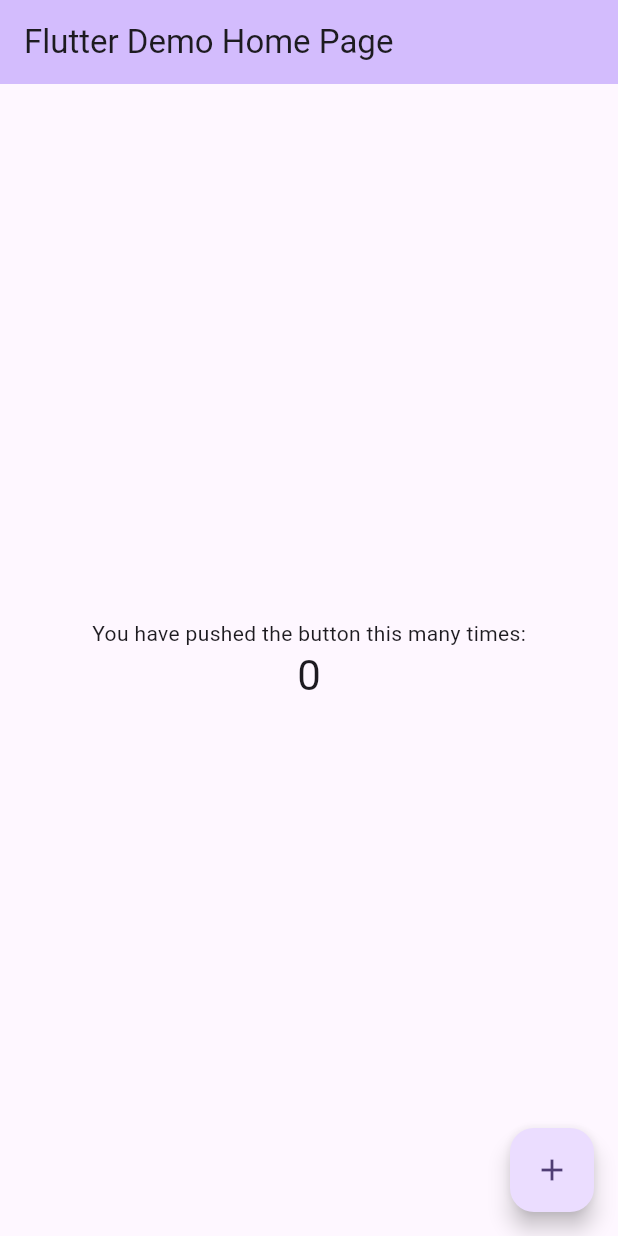
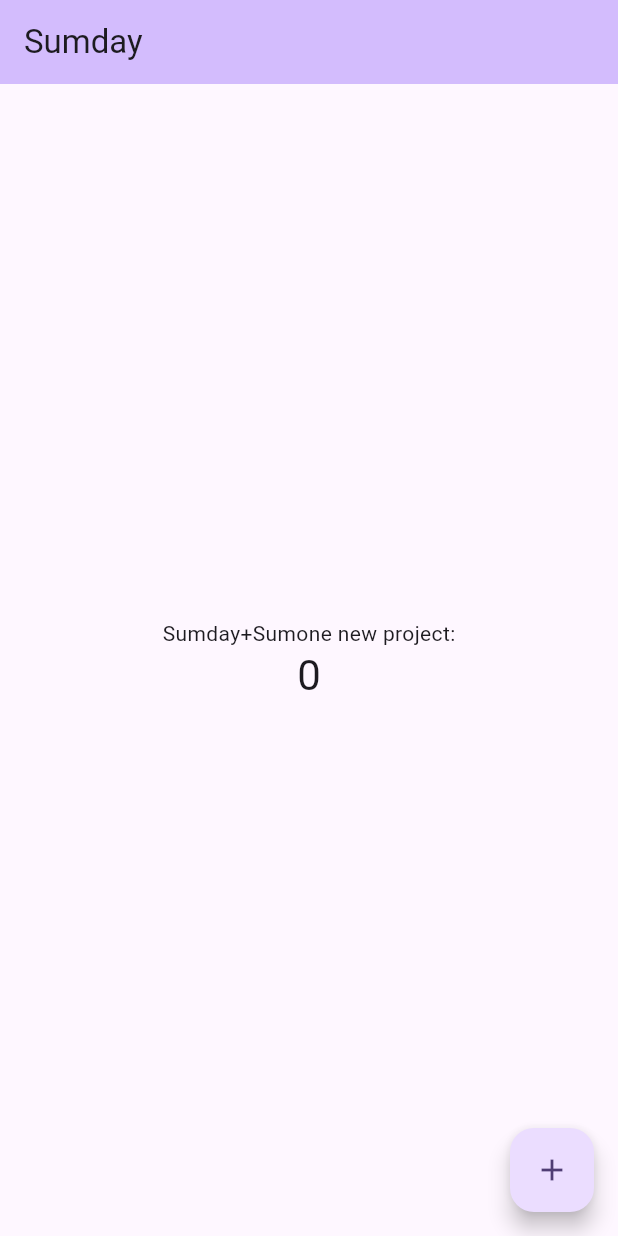
Before and after one commit to JoosOrange/Sumone-Sumday, a Flutter app: the screen it shows after launch, on a phone screen of 412 x 824 dp. Run offline on Flutter 3.47's test engine with Material 2 defaults, Android fonts, the phone set to English and light mode, and no system bars.

Commit message:
sumday project 230515

```diff
--- a/lib/main.dart
+++ b/lib/main.dart
@@ -84,7 +84,7 @@ class _MyHomePageState extends State<MyHomePage> {
         backgroundColor: Theme.of(context).colorScheme.inversePrimary,
         // Here we take the value from the MyHomePage object that was created by
         // the App.build method, and use it to set our appbar title.
-        title: Text(widget.title),
+        title: Text("Sumday"),
       ),
       body: Center(
         // Center is a layout widget. It takes a single child and positions it
@@ -106,7 +106,7 @@ class _MyHomePageState extends State<MyHomePage> {
           mainAxisAlignment: MainAxisAlignment.center,
           children: <Widget>[
             const Text(
-              'You have pushed the button this many times:',
+              'Sumday+Sumone new project:',
             ),
             Text(
               '$_counter',
```
